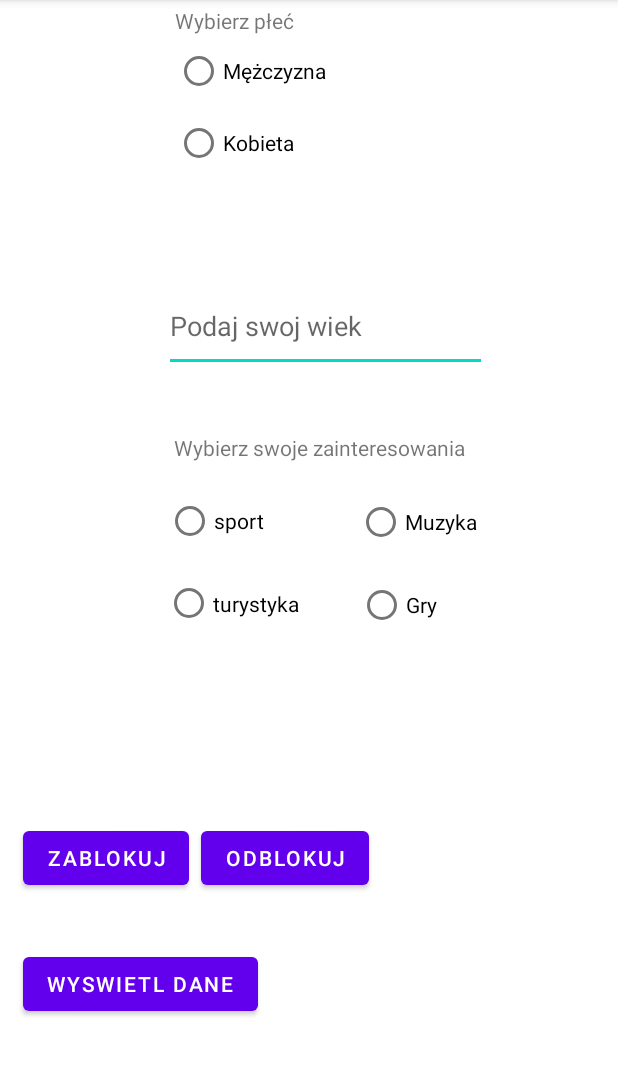
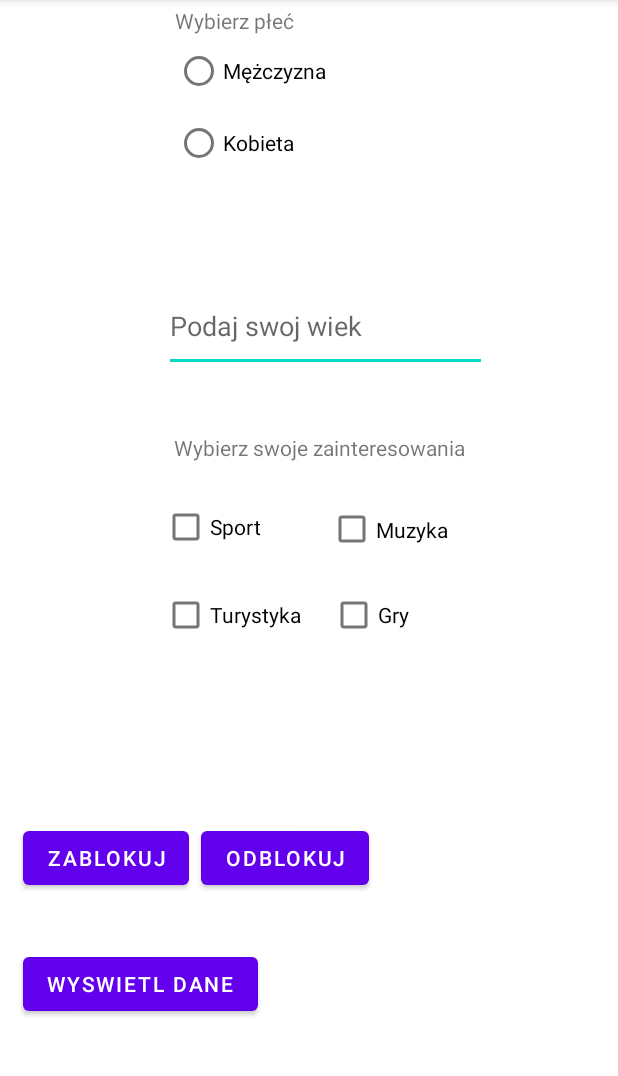
Before and after one commit to Kakaoss/ZadanieNaOcene-23.03.2022, an Android app: the screen it shows after launch (MainActivity), on a phone screen of 412 x 824 dp, the part 84-1160 px from its top. Run offline under Robolectric (Android 15) with nearby library versions, the phone set to English and light mode, and no system bars.

Commit message:
Zadanie skonczone

```diff
--- a/app/src/main/java/com/example/zadanienaocene_23032022/MainActivity.kt
+++ b/app/src/main/java/com/example/zadanienaocene_23032022/MainActivity.kt
@@ -2,9 +2,7 @@ package com.example.zadanienaocene_23032022
 
 import androidx.appcompat.app.AppCompatActivity
 import android.os.Bundle
-import android.widget.Button
-import android.widget.EditText
-import android.widget.RadioButton
+import android.widget.*
 
 class MainActivity : AppCompatActivity() {
     override fun onCreate(savedInstanceState: Bundle?) {
@@ -16,10 +14,10 @@ class MainActivity : AppCompatActivity() {
             val odblokujdane = findViewById<Button>(R.id.btnOdb)
             val PlecM = findViewById<RadioButton>(R.id.Pm)
             val PlecK = findViewById<RadioButton>(R.id.Pk)
-            val Muzyka = findViewById<RadioButton>(R.id.radioMuzyka)
-            val Sport = findViewById<RadioButton>(R.id.radioSport)
-            val turystyka = findViewById<RadioButton>(R.id.radioTurystyka)
-            val gry = findViewById<RadioButton>(R.id.radioGry)
+            val Muzyka = findViewById<CheckBox>(R.id.checkMuzyka)
+            val Sport = findViewById<CheckBox>(R.id.checkSport)
+            val turystyka = findViewById<CheckBox>(R.id.checkTurystyka)
+            val gry = findViewById<CheckBox>(R.id.checkGry)
             val wiek = findViewById<EditText>(R.id.TextWiek)
 
 
@@ -41,5 +39,31 @@ class MainActivity : AppCompatActivity() {
             gry.isEnabled = true
             wiek.isEnabled = true
         }
+
+        findViewById<Button>(R.id.btnWyswietl).setOnClickListener {
+            var plec = " "
+            var zainteresowania = " "
+
+            if (PlecM.isChecked){
+                plec += "Mężczyzna"
+            }
+            if (PlecK.isChecked){
+                plec += "Kobieta"
+            }
+            if (Sport.isChecked){
+                zainteresowania += "Sport "
+            }
+            if (Muzyka.isChecked){
+                zainteresowania += "Muzyka "
+            }
+            if (turystyka.isChecked){
+                zainteresowania += "turystyka "
+            }
+            if (gry.isChecked){
+                zainteresowania += "gry "
+            }
+            var wynik = "\n Twoja płeć to : " + plec + "\n Twoj wiek to : " + wiek.text.toString() + " lat " + "\n Twoje zainteresowania to : " + zainteresowania
+            Toast.makeText(applicationContext, "Twoje dane to : \n" + wynik, Toast.LENGTH_SHORT).show()
+        }
     }
 }
--- a/app/src/main/res/layout/activity_main.xml
+++ b/app/src/main/res/layout/activity_main.xml
@@ -5,17 +5,6 @@
     android:layout_width="match_parent"
     android:layout_height="match_parent"
     tools:context=".MainActivity">
-
-    <RadioButton
-        android:id="@+id/radioSport"
-        android:layout_width="105dp"
-        android:layout_height="49dp"
-        android:layout_marginBottom="396dp"
-        android:text="sport"
-        app:layout_constraintBottom_toBottomOf="parent"
-        app:layout_constraintEnd_toEndOf="parent"
-        app:layout_constraintHorizontal_bias="0.36"
-        app:layout_constraintStart_toStartOf="parent" />
 
     <RadioGroup
         android:layout_width="195dp"
@@ -92,39 +81,6 @@
         app:layout_constraintHorizontal_bias="0.556"
         app:layout_constraintStart_toStartOf="parent" />
 
-    <RadioButton
-        android:id="@+id/radioMuzyka"
-        android:layout_width="99dp"
-        android:layout_height="48dp"
-        android:layout_marginBottom="396dp"
-        android:text="Muzyka"
-        app:layout_constraintBottom_toBottomOf="parent"
-        app:layout_constraintEnd_toEndOf="parent"
-        app:layout_constraintHorizontal_bias="0.761"
-        app:layout_constraintStart_toStartOf="parent" />
-
-    <RadioButton
-        android:id="@+id/radioTurystyka"
-        android:layout_width="107dp"
-        android:layout_height="51dp"
-        android:layout_marginBottom="340dp"
-        android:text="turystyka"
-        app:layout_constraintBottom_toBottomOf="parent"
-        app:layout_constraintEnd_toEndOf="parent"
-        app:layout_constraintHorizontal_bias="0.36"
-        app:layout_constraintStart_toStartOf="parent" />
-
-    <RadioButton
-        android:id="@+id/radioGry"
-        android:layout_width="98dp"
-        android:layout_height="49dp"
-        android:layout_marginBottom="340dp"
-        android:text="Gry"
-        app:layout_constraintBottom_toBottomOf="parent"
-        app:layout_constraintEnd_toEndOf="parent"
-        app:layout_constraintHorizontal_bias="0.761"
-        app:layout_constraintStart_toStartOf="parent" />
-
     <TextView
         android:id="@+id/textzainteresowania"
         android:layout_width="wrap_content"
@@ -136,4 +92,48 @@
         app:layout_constraintHorizontal_bias="0.532"
         app:layout_constraintStart_toStartOf="parent" />
 
+    <CheckBox
+        android:id="@+id/checkSport"
+        android:layout_width="97dp"
+        android:layout_height="49dp"
+        android:layout_marginBottom="392dp"
+        android:text="Sport"
+        app:layout_constraintBottom_toBottomOf="parent"
+        app:layout_constraintEnd_toEndOf="parent"
+        app:layout_constraintHorizontal_bias="0.343"
+        app:layout_constraintStart_toStartOf="parent" />
+
+    <CheckBox
+        android:id="@+id/checkMuzyka"
+        android:layout_width="94dp"
+        android:layout_height="46dp"
+        android:layout_marginBottom="392dp"
+        android:text="Muzyka"
+        app:layout_constraintBottom_toBottomOf="parent"
+        app:layout_constraintEnd_toEndOf="parent"
+        app:layout_constraintHorizontal_bias="0.687"
+        app:layout_constraintStart_toStartOf="parent" />
+
+    <CheckBox
+        android:id="@+id/checkTurystyka"
+        android:layout_width="97dp"
+        android:layout_height="52dp"
+        android:layout_marginBottom="332dp"
+        android:text="Turystyka"
+        app:layout_constraintBottom_toBottomOf="parent"
+        app:layout_constraintEnd_toEndOf="parent"
+        app:layout_constraintHorizontal_bias="0.343"
+        app:layout_constraintStart_toStartOf="parent" />
+
+    <CheckBox
+        android:id="@+id/checkGry"
+        android:layout_width="91dp"
+        android:layout_height="52dp"
+        android:layout_marginBottom="332dp"
+        android:text="Gry"
+        app:layout_constraintBottom_toBottomOf="parent"
+        app:layout_constraintEnd_toEndOf="parent"
+        app:layout_constraintHorizontal_bias="0.687"
+        app:layout_constraintStart_toStartOf="parent" />
+
 </androidx.constraintlayout.widget.ConstraintLayout>
```
